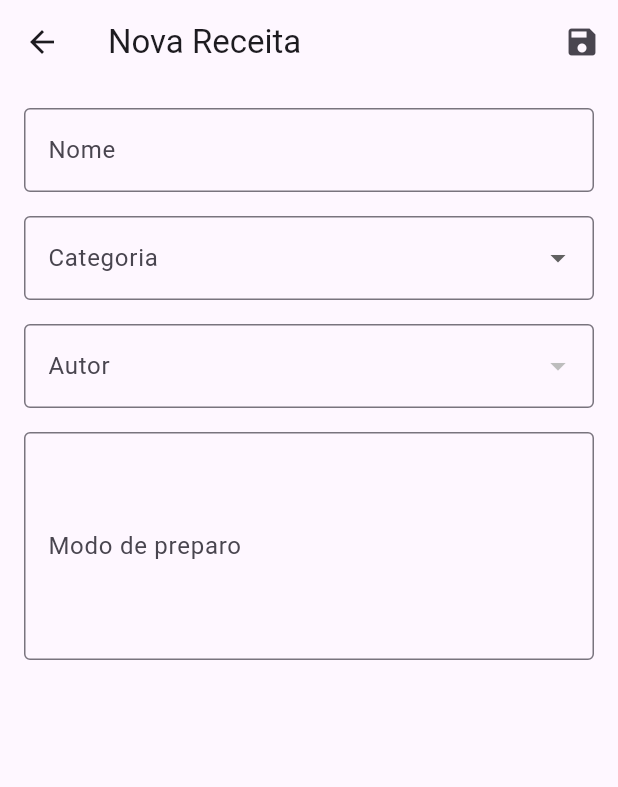
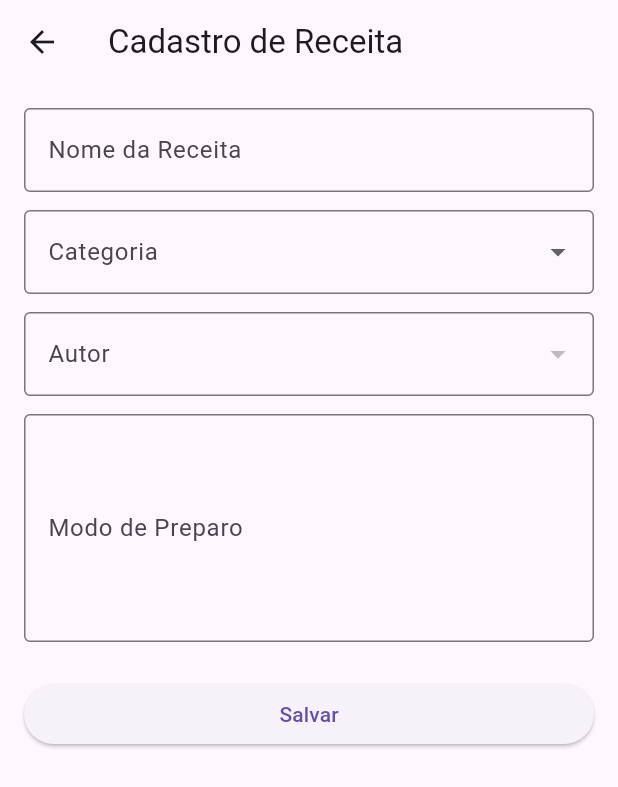
Before and after one commit to danisfon/receita, a Flutter app: the FormReceita screen opened by its route, on a phone screen of 412 x 824 dp. Shown: the top 787 px of the screen. Run offline on Flutter 3.47's test engine with Material 3 defaults, Android fonts, the phone set to English and light mode, and no system bars; our stand-ins replace sqflite_common_ffi, sqflite_common_ffi_web; accounts and stored records are empty.

Commit message:
add arrumando redirecionamento e botão de salvar

```diff
--- a/lib/widget/form_receita.dart
+++ b/lib/widget/form_receita.dart
@@ -1,8 +1,9 @@
 import 'package:flutter/material.dart';
 import 'package:receita/banco/sqlite/dao/receita_dao.dart';
-import 'package:receita/dto/dto_receita.dart';
 import 'package:receita/banco/sqlite/dao/categoria_dao.dart';
 import 'package:receita/banco/sqlite/dao/autor_dao.dart';
+import 'package:receita/configuracao/rotas.dart';
+import 'package:receita/dto/dto_receita.dart';
 import 'package:receita/dto/dto_categoria.dart';
 import 'package:receita/dto/dto_autor.dart';
 import 'package:receita/widget/componentes/campos/comum/campo_texto.dart';
@@ -16,13 +17,10 @@ class FormReceita extends StatefulWidget {
 }
 
 class _FormReceitaState extends State<FormReceita> {
-  final _formKey = GlobalKey<FormState>();
+  final _chaveFormulario = GlobalKey<FormState>();
   final _daoReceita = DAOReceita();
   final _daoCategoria = DAOCategoria();
   final _daoAutor = DAOAutor();
-
-  int? _id;
-  bool _errorLoading = false;
 
   final _nomeController = TextEditingController();
   final _modoPreparoController = TextEditingController();
@@ -32,14 +30,15 @@ class _FormReceitaState extends State<FormReceita> {
 
   DTOCategoria? _categoriaSelecionada;
   DTOAutor? _autorSelecionado;
+  int? _id;
+
+  bool _carregandoDados = true;
+  bool _erroAoCarregar = false;
 
   @override
   void initState() {
     super.initState();
-    WidgetsBinding.instance.addPostFrameCallback((_) async {
-      await _carregarDadosExtras();
-      _loadEditData();
-    });
+    _carregarDadosIniciais();
   }
 
   @override
@@ -49,45 +48,45 @@ class _FormReceitaState extends State<FormReceita> {
     super.dispose();
   }
 
-  Future<void> _carregarDadosExtras() async {
+  Future<void> _carregarDadosIniciais() async {
     try {
       final categorias = await _daoCategoria.buscarTodos();
       final autores = await _daoAutor.buscarTodos();
+
       setState(() {
         _categorias = categorias;
         _autores = autores;
+        _carregandoDados = false;
       });
-    } catch (_) {
+
+      _carregarDadosEdicao();
+    } catch (e) {
       setState(() {
-        _errorLoading = true;
+        _erroAoCarregar = true;
+        _carregandoDados = false;
       });
     }
   }
 
-  void _loadEditData() {
+  void _carregarDadosEdicao() {
     final args = ModalRoute.of(context)?.settings.arguments;
     if (args != null && args is DTOReceita) {
       _id = args.id;
       _nomeController.text = args.nome;
       _modoPreparoController.text = args.modoPreparo;
+      _categoriaSelecionada = _categorias.firstWhere(
+        (c) => c.id == args.categoriaId,
+        orElse: () => _categorias.first,
+      );
 
-      final categoria = _categorias.firstWhere(
-        (c) => c.id == args.categoriaId,
-        orElse: () => DTOCategoria(id: 0, nome: 'Categoria inválida'),
+      _autorSelecionado = _autores.firstWhere(
+        (a) => a.id == args.autorId,
+        orElse: () => _autores.first,
       );
-      _categoriaSelecionada = categoria.id == 0 ? null : categoria;
-
-      final autor = _autores.firstWhere(
-        (a) => a.id == args.autorId,
-        orElse: () => DTOAutor(id: 0, nome: 'Autor inválido', email: ''),
-      );
-      _autorSelecionado = autor.id == 0 ? null : autor;
-
-      setState(() => _errorLoading = false);
     }
   }
 
-  DTOReceita _createDTO() {
+  DTOReceita _criarDTO() {
     return DTOReceita(
       id: _id,
       nome: _nomeController.text,
@@ -97,8 +96,8 @@ class _FormReceitaState extends State<FormReceita> {
     );
   }
 
-  Future<void> _save() async {
-    if (_formKey.currentState!.validate()) {
+  Future<void> _salvar() async {
+    if (_chaveFormulario.currentState!.validate()) {
       if (_categoriaSelecionada == null || _autorSelecionado == null) {
         ScaffoldMessenger.of(context).showSnackBar(
           const SnackBar(content: Text('Selecione uma categoria e um autor')),
@@ -107,17 +106,13 @@ class _FormReceitaState extends State<FormReceita> {
       }
 
       try {
-        final dto = _createDTO();
-        await _daoReceita.salvar(dto);
+        await _daoReceita.salvar(_criarDTO());
         if (!mounted) return;
-        ScaffoldMessenger.of(context).showSnackBar(
-          SnackBar(content: Text(_id == null ? 'Receita criada!' : 'Receita atualizada!')),
-        );
-        Navigator.of(context).pop();
+        Navigator.pushReplacementNamed(context, Rotas.listaReceitas);
       } catch (e) {
         if (!mounted) return;
         ScaffoldMessenger.of(context).showSnackBar(
-          SnackBar(content: Text('Erro ao salvar receita: $e'), backgroundColor: Colors.red),
+          SnackBar(content: Text('Erro ao salvar: $e')),
         );
       }
     }
@@ -125,46 +120,43 @@ class _FormReceitaState extends State<FormReceita> {
 
   @override
   Widget build(BuildContext context) {
-    if (_errorLoading) {
+    if (_carregandoDados) {
+      return const Scaffold(
+        body: Center(child: CircularProgressIndicator()),
+      );
+    }
+
+    if (_erroAoCarregar) {
       return Scaffold(
-        appBar: AppBar(title: const Text('Erro ao carregar receita')),
-        body: const Center(child: Text('Não foi possível carregar os dados.')),
+        appBar: AppBar(title: const Text('Erro')),
+        body: const Center(child: Text('Erro ao carregar dados.')),
       );
     }
 
     return Scaffold(
-      appBar: AppBar(
-        title: Text(_id == null ? 'Nova Receita' : 'Editar Receita'),
-        actions: [
-          IconButton(
-            icon: const Icon(Icons.save),
-            onPressed: _save,
-            tooltip: 'Salvar',
-          ),
-        ],
-      ),
+      appBar: AppBar(title: const Text('Cadastro de Receita')),
       body: Padding(
         padding: const EdgeInsets.all(16),
         child: Form(
-          key: _formKey,
+          key: _chaveFormulario,
           child: ListView(
             children: [
               CampoTexto(
                 controle: _nomeController,
-                rotulo: 'Nome',
-                dica: 'Nome da receita',
+                rotulo: 'Nome da Receita',
                 eObrigatorio: true,
               ),
-              const SizedBox(height: 16),
+              const SizedBox(height: 12),
               CampoDropdown<DTOCategoria>(
                 rotulo: 'Categoria',
                 valorSelecionado: _categoriaSelecionada,
                 listaItens: _categorias,
                 campoTextoItem: (item) => item.nome,
-                aoSelecionar: (val) => setState(() => _categoriaSelecionada = val),
+                aoSelecionar: (val) =>
+                    setState(() => _categoriaSelecionada = val),
                 eObrigatorio: true,
               ),
-              const SizedBox(height: 16),
+              const SizedBox(height: 12),
               CampoDropdown<DTOAutor>(
                 rotulo: 'Autor',
                 valorSelecionado: _autorSelecionado,
@@ -173,13 +165,17 @@ class _FormReceitaState extends State<FormReceita> {
                 aoSelecionar: (val) => setState(() => _autorSelecionado = val),
                 eObrigatorio: true,
               ),
-              const SizedBox(height: 16),
+              const SizedBox(height: 12),
               CampoTexto(
                 controle: _modoPreparoController,
-                rotulo: 'Modo de preparo',
-                dica: 'Descreva o modo de preparo',
+                rotulo: 'Modo de Preparo',
+                maxLinhas: 5,
                 eObrigatorio: true,
-                maxLinhas: 5,
+              ),
+              const SizedBox(height: 24),
+              ElevatedButton(
+                onPressed: _salvar,
+                child: const Text('Salvar'),
               ),
             ],
           ),
```
Also changed, not shown: lib/widget/form_autor.dart (+26 -18 lines), lib/widget/form_ingrediente.dart (+20 -43 lines), lib/widget/form_utensilio.dart (+20 -37 lines), pubspec.lock.
